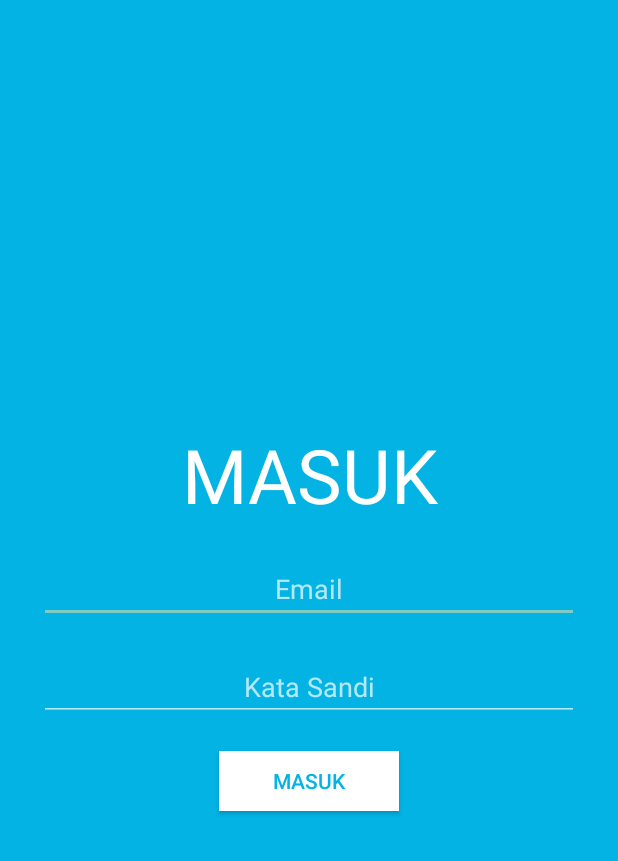
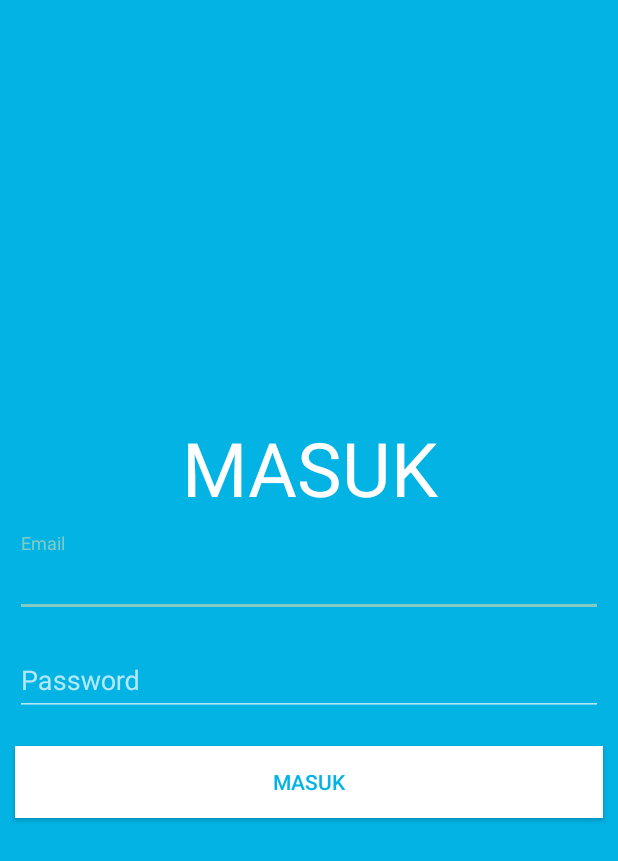
Before and after one commit to christianwijasa/android_csic, an Android app: the screen it shows after launch (LoginActivity), after a tap on "MASUK", on a phone screen of 412 x 824 dp. Shown: the top 861 px of the screen. Run offline under Robolectric (Android 15) with nearby library versions, the phone set to English and light mode, and no system bars; our stand-ins replace Volley.

Commit message:
Penerapan Login dengan Volley

```diff
--- a/app/build.gradle
+++ b/app/build.gradle
@@ -27,7 +27,8 @@ dependencies {
 
     compile 'com.android.support:appcompat-v7:24.2.1'
     compile 'com.android.support:design:24.2.1'
+    compile 'com.mcxiaoke.volley:library-aar:1.0.0'
     testCompile 'junit:junit:4.12'
 
-
+    compile project(path: ':volley')
 }
--- a/app/src/main/java/xyz/christianwijasa/tutorial/LoginActivity.java
+++ b/app/src/main/java/xyz/christianwijasa/tutorial/LoginActivity.java
@@ -1,162 +1,119 @@
 package xyz.christianwijasa.tutorial;
 
-import android.app.ProgressDialog;
-import android.content.ContentValues;
+import android.content.Context;
 import android.content.Intent;
-import android.database.sqlite.SQLiteDatabase;
-import android.os.AsyncTask;
-import android.os.StrictMode;
-import android.support.v4.app.NotificationCompat;
+import android.content.SharedPreferences;
+import android.os.Bundle;
 import android.support.v7.app.AppCompatActivity;
-import android.os.Bundle;
-import android.util.Log;
-import android.util.Pair;
 import android.view.View;
 import android.widget.Button;
 import android.widget.EditText;
 import android.widget.Toast;
 
-import org.json.JSONArray;
-import org.json.JSONException;
-import org.json.JSONObject;
-import org.w3c.dom.Text;
+import com.android.volley.AuthFailureError;
+import com.android.volley.Request;
+import com.android.volley.RequestQueue;
+import com.android.volley.Response;
+import com.android.volley.VolleyError;
+import com.android.volley.toolbox.StringRequest;
+import com.android.volley.toolbox.Volley;
 
-import java.io.IOException;
-import java.util.ArrayList;
 import java.util.HashMap;
-import java.util.List;
-import java.util.logging.Handler;
+import java.util.Map;
 
-public class LoginActivity extends AppCompatActivity {
-    // progress dialog
+public class LoginActivity extends AppCompatActivity implements View.OnClickListener {
 
-    private ProgressDialog progressDialog;
-    String email, password;
-
-    // creating JSON Parser object
-    JSONParser jParser = new JSONParser();
-
-    private static String url_member = "http://192.168.1.3/"+
-            "/android/lucid/member.php";
-
-    //TAG untuk passing ke intent lain
-    private static final String MEMBER_ID = "member_id";
-
-    //TAG untuk mengambil JSONArray of Object. sesuaikan dengan variable pada file member.php
-    private static final String TAG_ARRAY ="member";
-
-    //TAG untuk mengambil kolom json
-    private static final String TAG_SUCCESS = "success";
-    private static final String TAG_MEMBER_ID = "member_id";
-
-    JSONArray members_data = null;
-
-    class CheckLogin extends AsyncTask<String, Void, Boolean>{
-
-        @Override
-        protected void onPreExecute(){
-            super.onPreExecute();
-            progressDialog = new ProgressDialog(LoginActivity.this);
-            progressDialog.setMessage("Checking member");
-            progressDialog.setIndeterminate(true);
-            progressDialog.setCancelable(true);
-            progressDialog.show();
-        }
-
-        @Override
-        protected Boolean doInBackground(String... params) {
-            //building parameter
-            List<Pair<String,String>> args = new ArrayList<Pair<String,String>>();
-            args.add(new Pair<>("email",email));
-            args.add(new Pair<>("password",password));
-
-            JSONObject jsonObject = null;
-            try{
-                //getting JSON Object
-                jsonObject = jParser.makeHttpRequest(url_member,"POST",args);
-
-            }catch(IOException e){
-                Log.d("Networking",e.getLocalizedMessage());
-            }
-
-            //check for success tag
-
-            try{
-
-                Log.d("Create response", jsonObject.toString());
-
-                int success = jsonObject.getInt(TAG_SUCCESS);
-
-                if(success == 1){
-                    //successfully get the member
-                    members_data = jsonObject.getJSONArray(TAG_ARRAY);
-
-                    //get the first data of member
-                    JSONObject member = members_data.getJSONObject(0);
-                    String member_id = member.getString("member_id");
-
-                    Intent intent = new Intent(LoginActivity.this, MainActivity.class);
-                    intent.putExtra(MEMBER_ID,member_id);
-                    startActivity(intent);
-                    finish();
-                }
-                else{
-                    //failed to create product
-                }
-            }catch(JSONException e){
-                e.printStackTrace();
-            }
-            return null;
-        }
-
-        @Override
-        protected void onPostExecute(Boolean aBoolean) {
-            //dismiss the dialog once done
-            progressDialog.dismiss();
-        }
-    }
-
-    @Override
-    protected void onPause() {
-        super.onPause();
-        if(progressDialog!=null){
-            progressDialog.dismiss();
-        }
-    }
-
+    private EditText editTextEmail;
+    private EditText editTextPassword;
+    private Button btnLogin;
+    private boolean loggedIn = false;
 
     @Override
     protected void onCreate(Bundle savedInstanceState) {
         super.onCreate(savedInstanceState);
         setContentView(R.layout.activity_login);
 
-        /*StrictMode.ThreadPolicy policy = new StrictMode.ThreadPolicy
-                .Builder().permitAll().build();
-        StrictMode.setThreadPolicy(policy);*/
+        editTextEmail = (EditText) findViewById(R.id.edit_email);
+        editTextPassword = (EditText) findViewById(R.id.edit_password);
 
-        Button btnLogin = (Button) findViewById(R.id.login_button);
+        btnLogin = (Button) findViewById(R.id.login_button);
+        btnLogin.setOnClickListener(this);
+    }
 
-        btnLogin.setOnClickListener(new View.OnClickListener() {
+    @Override
+    public void onResume() {
+        super.onResume();
+        SharedPreferences sharedPreferences = getSharedPreferences(Config.SHARED_PREF_NAME, Context.MODE_PRIVATE);
+        loggedIn = sharedPreferences.getBoolean(Config.LOGGEDIN_SHARED_PREF, false);
+
+        if (loggedIn) {
+            Intent intent = new Intent (LoginActivity.this, MainActivity.class);
+            startActivity(intent);
+        }
+    }
+
+    private void login(final String email, final String password) {
+        StringRequest stringRequest = new StringRequest(Request.Method.POST, Config.LOGIN_URL,
+                new Response.Listener<String>() {
+                    @Override
+                    public void onResponse(String response) {
+                        if (response.equalsIgnoreCase(Config.LOGIN_SUCCESS)) {
+                            SharedPreferences sharedPreferences = LoginActivity.this.getSharedPreferences(Config.SHARED_PREF_NAME, Context.MODE_PRIVATE);
+                            SharedPreferences.Editor editor = sharedPreferences.edit();
+
+                            editor.putBoolean(Config.LOGGEDIN_SHARED_PREF, true);
+                            editor.putString(Config.EMAIL_SHARED_PREF, email);
+
+                            editor.commit();
+
+                            Intent intent = new Intent(LoginActivity.this, MainActivity.class);
+                            startActivity(intent);
+                        } else {
+                            Toast.makeText(
+                                    LoginActivity.this,
+                                    "Invalid username or password",
+                                    Toast.LENGTH_SHORT
+                            ).show();
+                        }
+                    }
+                },
+                new Response.ErrorListener() {
+                    @Override
+                    public void onErrorResponse(VolleyError error) {
+                        Toast.makeText(
+                                LoginActivity.this,
+                                "Error",
+                                Toast.LENGTH_SHORT
+                        ).show();
+                    }
+                }) {
             @Override
-            public void onClick(View v) {
-                // get the input
-                EditText editEmail = (EditText) findViewById(R.id.edit_email);
-                EditText editPassword = (EditText) findViewById(R.id.edit_password);
+            protected Map<String, String> getParams() throws AuthFailureError {
+                Map<String, String> params = new HashMap<>();
+                params.put(Config.KEY_EMAIL, email);
+                params.put(Config.KEY_PASSWORD, password);
+                return params;
+            }
+        };
 
-                email = editEmail.getText().toString();
-                password = editPassword.getText().toString();
+        RequestQueue requestQueue = Volley.newRequestQueue(this);
+        requestQueue.add(stringRequest);
+    }
 
-                try {
-                    new CheckLogin().execute();
-                }
-                catch (Exception e) {
-                    Toast.makeText(
-                            getBaseContext(),
-                            "Error: " + e.toString(),
-                            Toast.LENGTH_SHORT
-                    ).show();
-                }
-            }
-        });
+    @Override
+    public void onClick(View view) {
+        final String email = editTextEmail.getText().toString().trim();
+        final String password = editTextPassword.getText().toString().trim();
+
+        if (email.equals("") || password.equals("")) {
+            Toast.makeText(
+                    LoginActivity.this,
+                    "Email or Password is still empty",
+                    Toast.LENGTH_SHORT
+            ).show();
+        }
+        else {
+            login(email, password);
+        };
     }
 }
--- a/app/src/main/java/xyz/christianwijasa/tutorial/MainActivity.java
+++ b/app/src/main/java/xyz/christianwijasa/tutorial/MainActivity.java
@@ -14,7 +14,6 @@ import android.support.v7.widget.Toolbar;
 import android.view.Menu;
 import android.view.MenuItem;
 import android.widget.Toast;
-
 
 public class MainActivity extends AppCompatActivity
         implements NavigationView.OnNavigationItemSelectedListener {
--- a/app/src/main/res/layout/activity_login.xml
+++ b/app/src/main/res/layout/activity_login.xml
@@ -1,16 +1,14 @@
 <?xml version="1.0" encoding="utf-8"?>
-<LinearLayout xmlns:android="http://schemas.android.com/apk/res/android"
-    xmlns:tools="http://schemas.android.com/tools"
-    android:id="@+id/activity_login"
+<ScrollView xmlns:android="http://schemas.android.com/apk/res/android"
+    android:layout_width="fill_parent"
+    android:layout_height="fill_parent"
+    android:fitsSystemWindows="true">
+
+    <LinearLayout
         android:layout_width="match_parent"
-    android:layout_height="match_parent"
-    android:paddingBottom="@dimen/activity_vertical_margin"
-    android:paddingLeft="@dimen/activity_horizontal_margin"
-    android:paddingRight="@dimen/activity_horizontal_margin"
-    android:paddingTop="@dimen/activity_vertical_margin"
-    android:orientation="vertical"
-    android:gravity="center"
-    tools:context="xyz.christianwijasa.tutorial.LoginActivity">
+        android:layout_height="wrap_content"
+        android:layout_gravity="center_vertical"
+        android:orientation="vertical">
 
         <TextView
             android:layout_width="match_parent"
@@ -20,31 +18,42 @@
             android:textColor="@color/colorWhite"
             android:textAlignment="center"
             android:layout_margin="10dp"/>
+
+        <android.support.design.widget.TextInputLayout
+            android:layout_width="match_parent"
+            android:layout_height="wrap_content">
             <EditText
                 android:id="@+id/edit_email"
-        android:inputType="textEmailAddress"
                 android:layout_width="match_parent"
                 android:layout_height="wrap_content"
+                android:inputType="text"
                 android:textAlignment="center"
                 android:textColor="@color/colorWhite"
                 android:hint="Email"
-        android:layout_margin="10dp"/>
+                android:layout_margin="10dp" />
+        </android.support.design.widget.TextInputLayout>
+
+        <android.support.design.widget.TextInputLayout
+            android:layout_width="match_parent"
+            android:layout_height="wrap_content">
             <EditText
                 android:id="@+id/edit_password"
-        android:inputType="textPassword"
                 android:layout_width="match_parent"
                 android:layout_height="wrap_content"
+                android:inputType="textPassword"
                 android:textAlignment="center"
-        android:textColor="@color/colorWhite"
-        android:hint="Kata Sandi"
+                android:hint="Password"
                 android:layout_margin="10dp"/>
+        </android.support.design.widget.TextInputLayout>
+
         <Button
             android:id="@+id/login_button"
-        android:layout_width="120dp"
-        android:layout_height="40dp"
-        android:textAlignment="center"
+            android:layout_width="match_parent"
+            android:layout_height="wrap_content"
             android:text="MASUK"
-        android:textColor="@color/colorBlueButton"
+            android:textColor="@color/colorPrimary"
             android:background="@color/colorWhite"
             android:layout_margin="10dp"/>
+
     </LinearLayout>
+</ScrollView>
```
Also changed, not shown: app/src/main/java/xyz/christianwijasa/tutorial/Config.java (added, +15 -0 lines). Lines whose indentation alone changed are shown as unchanged.
